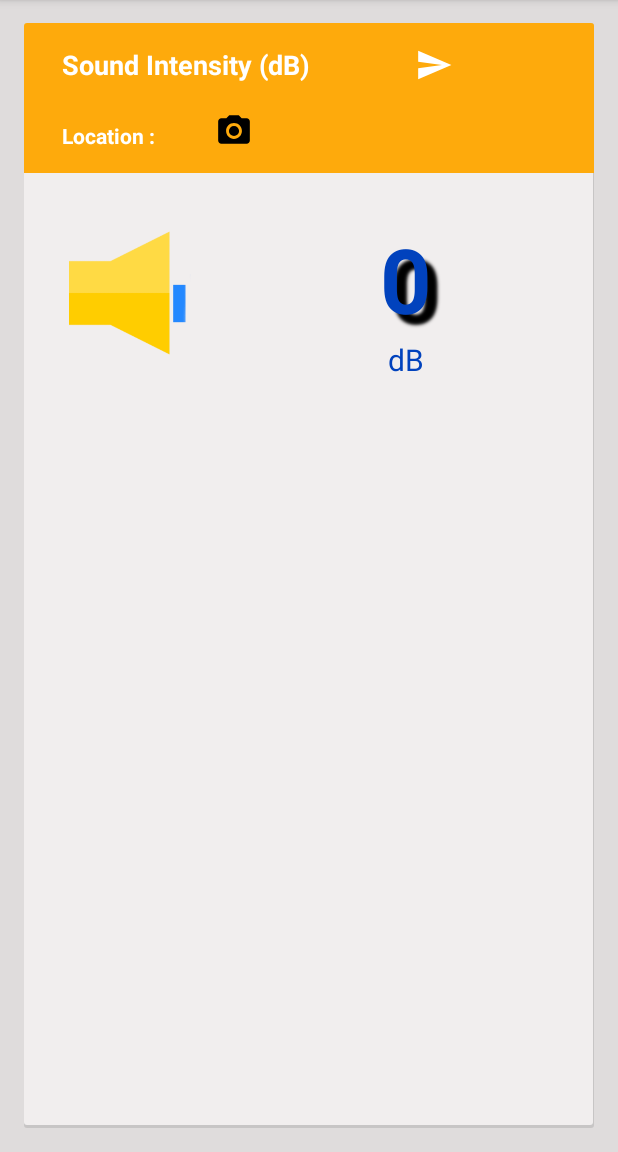
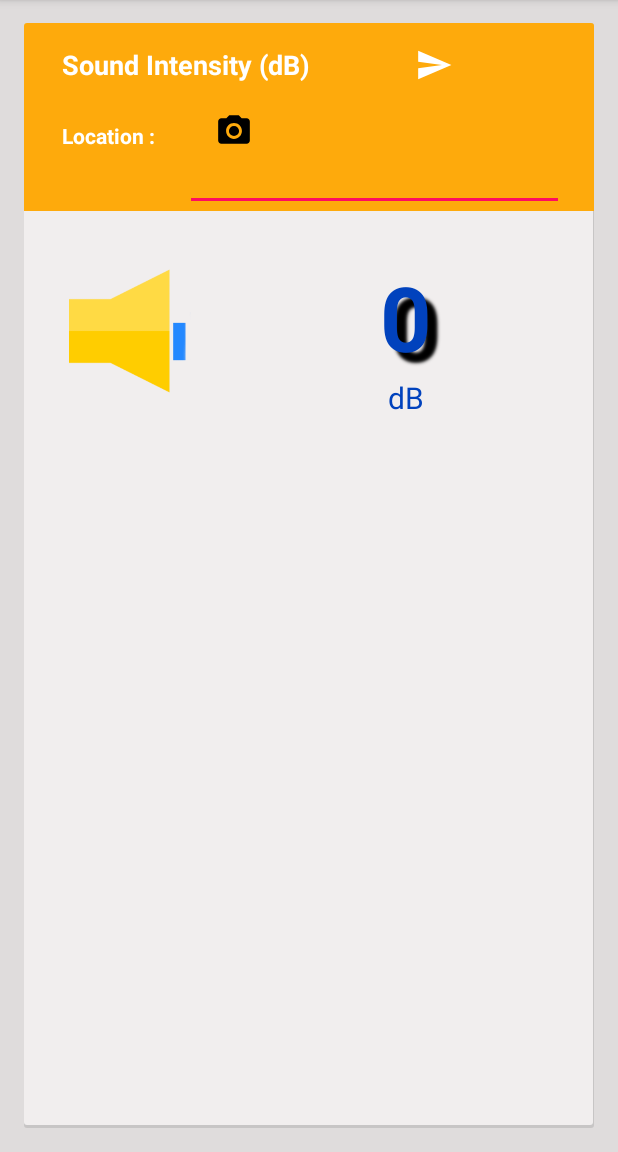
Before and after one commit to silencio-app/app, an Android app: the screen it shows after launch (MainActivity), on a phone screen of 412 x 824 dp, the part 84-1236 px from its top. Run offline under Robolectric (Android 15) with nearby library versions, the phone set to English and light mode, and no system bars; libraries missing offline, so code that uses them is left out: com.jjoe64.graphview; plain views replace GraphView; 16 statements that could not run were skipped.

```diff
--- a/app/src/main/res/layout/content_layout.xml
+++ b/app/src/main/res/layout/content_layout.xml
@@ -23,7 +23,7 @@
 
         <RelativeLayout
             android:layout_width="match_parent"
-            android:layout_height="100dp"
+            android:layout_height="125dp"
             android:background="@drawable/explore_card_header">
 
             <TextView
@@ -78,7 +78,16 @@
                 android:background="@drawable/ic_menu_camera"
                 android:layout_toRightOf="@+id/current_location"
                 android:layout_marginLeft="20dp"
+                android:onClick="bind_ip_value_to_location"
                 android:layout_alignBottom="@+id/location_label"/>
+
+            <EditText
+                android:layout_width="match_parent"
+                android:layout_height="wrap_content"
+                android:id="@+id/location_name"
+                android:layout_below="@+id/location_label"
+                android:layout_marginRight="20dp"
+                android:layout_alignStart="@+id/current_location" />
         </RelativeLayout>
         <RelativeLayout
             android:layout_width="match_parent"
```
Also changed, not shown: app/src/main/java/io/github/silencio_app/silencio/MainActivity.java (+81 -4 lines).
